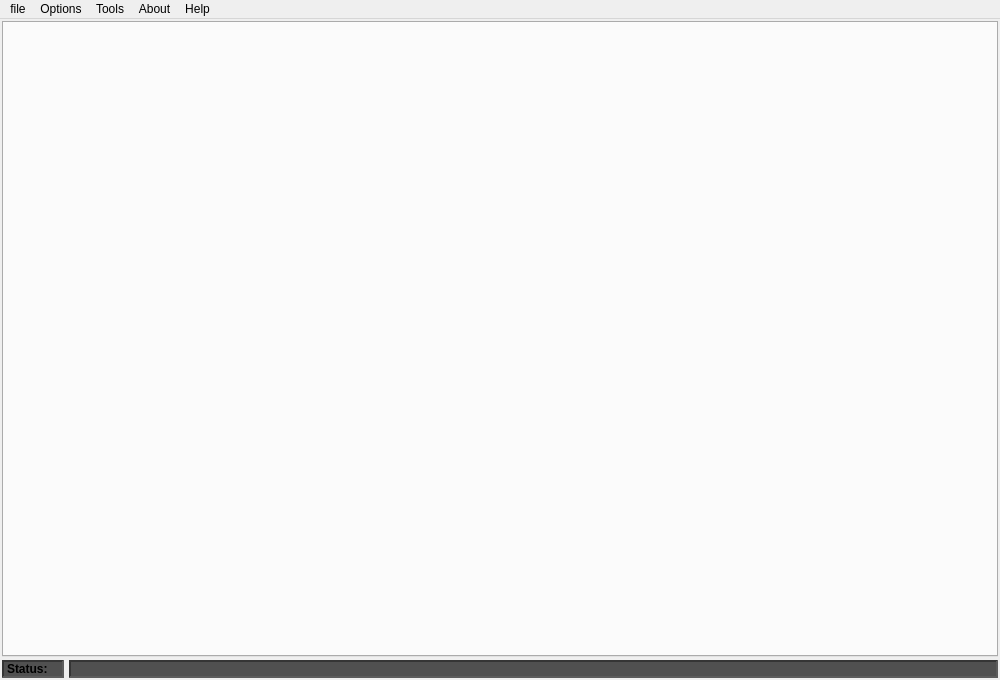
First picture: the form in gui/src/MainWindow.ui, repository 3nock/OTE, before the edit.
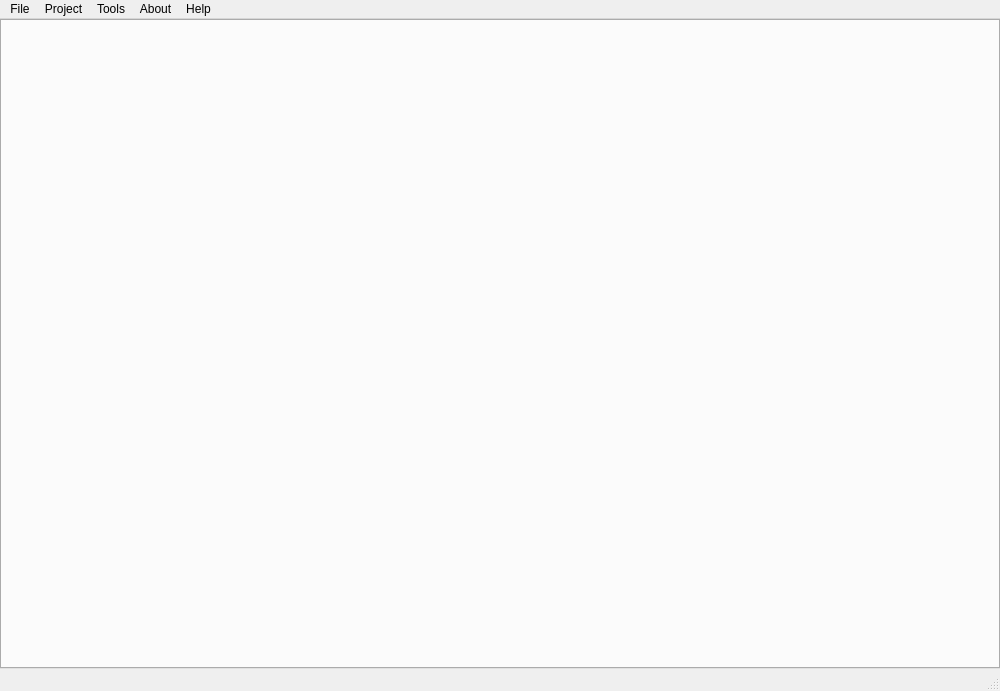
Second picture: the form after the edit.

Commit message: working on project structure

```diff
--- a/gui/src/MainWindow.ui
+++ b/gui/src/MainWindow.ui
@@ -7,21 +7,9 @@
     <x>0</x>
     <y>0</y>
     <width>1000</width>
-    <height>680</height>
+    <height>686</height>
    </rect>
   </property>
-  <property name="sizePolicy">
-   <sizepolicy hsizetype="Minimum" vsizetype="Minimum">
-    <horstretch>0</horstretch>
-    <verstretch>0</verstretch>
-   </sizepolicy>
-  </property>
-  <property name="minimumSize">
-   <size>
-    <width>1000</width>
-    <height>680</height>
-   </size>
-  </property>
   <property name="windowTitle">
    <string>Sub Suite</string>
   </property>
@@ -413,31 +401,34 @@
 }
 </string>
   </property>
-  <property name="iconSize">
-   <size>
-    <width>40</width>
-    <height>40</height>
-   </size>
-  </property>
   <widget class="QWidget" name="centralwidget">
-   <layout class="QVBoxLayout" name="verticalLayout_2">
-    <property name="spacing">
-     <number>3</number>
-    </property>
+   <layout class="QVBoxLayout" name="verticalLayout">
     <property name="leftMargin">
-     <number>2</number>
+     <number>0</number>
     </property>
     <property name="topMargin">
-     <number>2</number>
+     <number>0</number>
     </property>
     <property name="rightMargin">
-     <number>2</number>
+     <number>0</number>
     </property>
     <property name="bottomMargin">
      <number>0</number>
     </property>
     <item>
      <widget class="QTabWidget" name="tabWidget_mainTab">
+      <property name="minimumSize">
+       <size>
+        <width>1000</width>
+        <height>650</height>
+       </size>
+      </property>
+      <property name="maximumSize">
+       <size>
+        <width>16777215</width>
+        <height>16777215</height>
+       </size>
+      </property>
       <property name="font">
        <font>
         <weight>75</weight>
@@ -451,82 +442,6 @@
       </property>
      </widget>
     </item>
-    <item>
-     <layout class="QVBoxLayout" name="verticalLayout">
-      <item>
-       <layout class="QHBoxLayout" name="horizontalLayout">
-        <property name="spacing">
-         <number>5</number>
-        </property>
-        <property name="bottomMargin">
-         <number>2</number>
-        </property>
-        <item>
-         <widget class="QLabel" name="label">
-          <property name="sizePolicy">
-           <sizepolicy hsizetype="Maximum" vsizetype="Maximum">
-            <horstretch>0</horstretch>
-            <verstretch>0</verstretch>
-           </sizepolicy>
-          </property>
-          <property name="font">
-           <font>
-            <weight>75</weight>
-            <bold>true</bold>
-           </font>
-          </property>
-          <property name="styleSheet">
-           <string notr="true">background-color:rgb(80, 80, 80);</string>
-          </property>
-          <property name="frameShape">
-           <enum>QFrame::Panel</enum>
-          </property>
-          <property name="frameShadow">
-           <enum>QFrame::Sunken</enum>
-          </property>
-          <property name="lineWidth">
-           <number>2</number>
-          </property>
-          <property name="text">
-           <string>Status:   </string>
-          </property>
-         </widget>
-        </item>
-        <item>
-         <widget class="QLabel" name="label_status">
-          <property name="sizePolicy">
-           <sizepolicy hsizetype="Preferred" vsizetype="Maximum">
-            <horstretch>0</horstretch>
-            <verstretch>0</verstretch>
-           </sizepolicy>
-          </property>
-          <property name="font">
-           <font>
-            <weight>50</weight>
-            <bold>false</bold>
-           </font>
-          </property>
-          <property name="styleSheet">
-           <string notr="true">background-color:rgb(80, 80, 80);</string>
-          </property>
-          <property name="frameShape">
-           <enum>QFrame::Panel</enum>
-          </property>
-          <property name="frameShadow">
-           <enum>QFrame::Sunken</enum>
-          </property>
-          <property name="lineWidth">
-           <number>2</number>
-          </property>
-          <property name="text">
-           <string/>
-          </property>
-         </widget>
-        </item>
-       </layout>
-      </item>
-     </layout>
-    </item>
    </layout>
   </widget>
   <widget class="QMenuBar" name="menubar">
@@ -538,14 +453,14 @@
      <height>18</height>
     </rect>
    </property>
-   <widget class="QMenu" name="menufile">
+   <widget class="QMenu" name="menuFile">
     <property name="title">
-     <string>file</string>
+     <string>File</string>
     </property>
    </widget>
-   <widget class="QMenu" name="menuHelp">
+   <widget class="QMenu" name="menuProject">
     <property name="title">
-     <string>Help</string>
+     <string>Project</string>
     </property>
    </widget>
    <widget class="QMenu" name="menuTools">
@@ -553,22 +468,23 @@
      <string>Tools</string>
     </property>
    </widget>
+   <widget class="QMenu" name="menuHelp">
+    <property name="title">
+     <string>Help</string>
+    </property>
+   </widget>
    <widget class="QMenu" name="menuAbout">
     <property name="title">
      <string>About</string>
     </property>
    </widget>
-   <widget class="QMenu" name="menuOptions">
-    <property name="title">
-     <string>Options</string>
-    </property>
-   </widget>
-   <addaction name="menufile"/>
-   <addaction name="menuOptions"/>
+   <addaction name="menuFile"/>
+   <addaction name="menuProject"/>
    <addaction name="menuTools"/>
    <addaction name="menuAbout"/>
    <addaction name="menuHelp"/>
   </widget>
+  <widget class="QStatusBar" name="statusbar"/>
  </widget>
  <resources/>
  <connections/>
```
Left out of the diff: 21 changed lines with no effect on the pictures. The commit also changes 25 other files.
